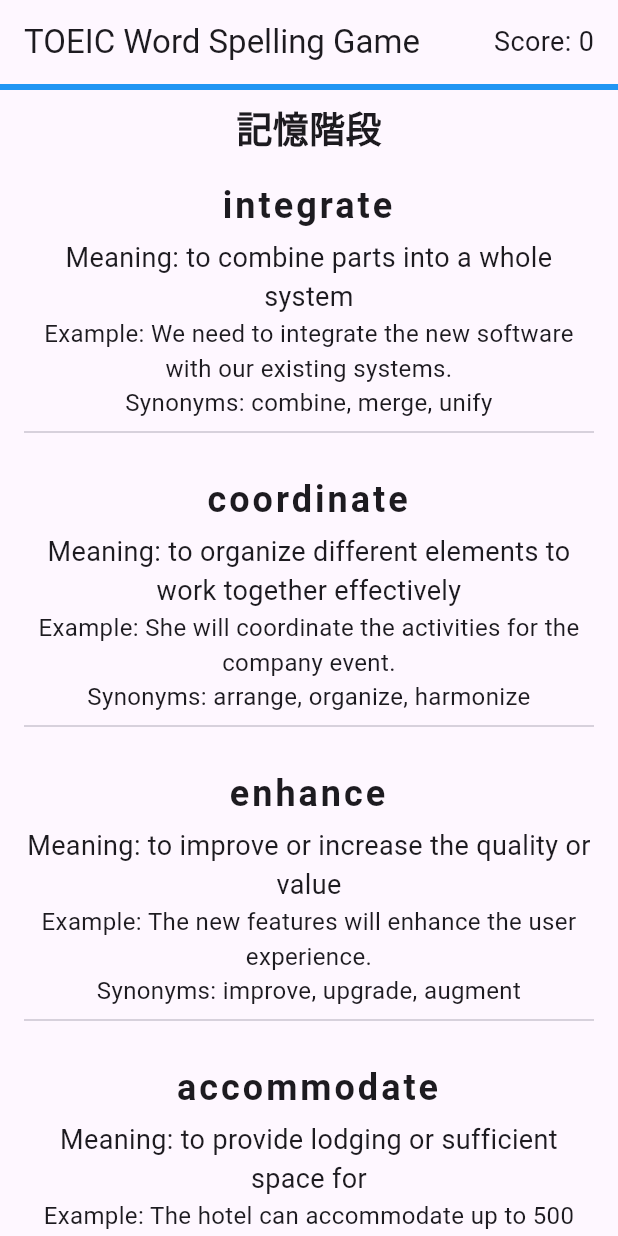
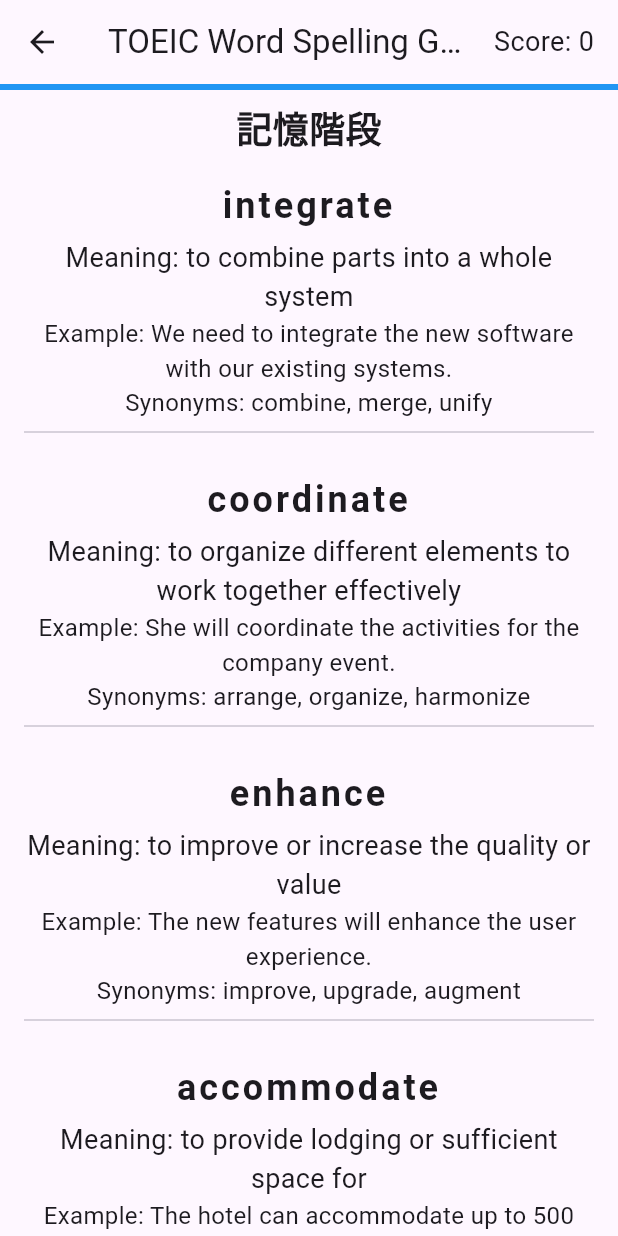
Before and after one commit to ss945601/english_tutor, a Flutter app: the screen it shows after launch, after a tap on "Start Game", on a phone screen of 412 x 824 dp. Run offline on Flutter 3.47's test engine with Material 3 defaults, Android fonts, the phone set to English and light mode, and no system bars.

Commit message:
fix: replace pushReplacement with push for navigation
Using push instead of pushReplacement allows users to return to the home screen after navigating to the game screen, improving the user experience

```diff
--- a/lib/screens/home_screen.dart
+++ b/lib/screens/home_screen.dart
@@ -60,7 +60,7 @@ class HomeScreen extends StatelessWidget {
               const SizedBox(height: 40),
               ElevatedButton(
                 onPressed: () {
-                  Navigator.of(context).pushReplacement(
+                  Navigator.of(context).push(
                     MaterialPageRoute(builder: (context) => const GameScreen()),
                   );
                 },
```
